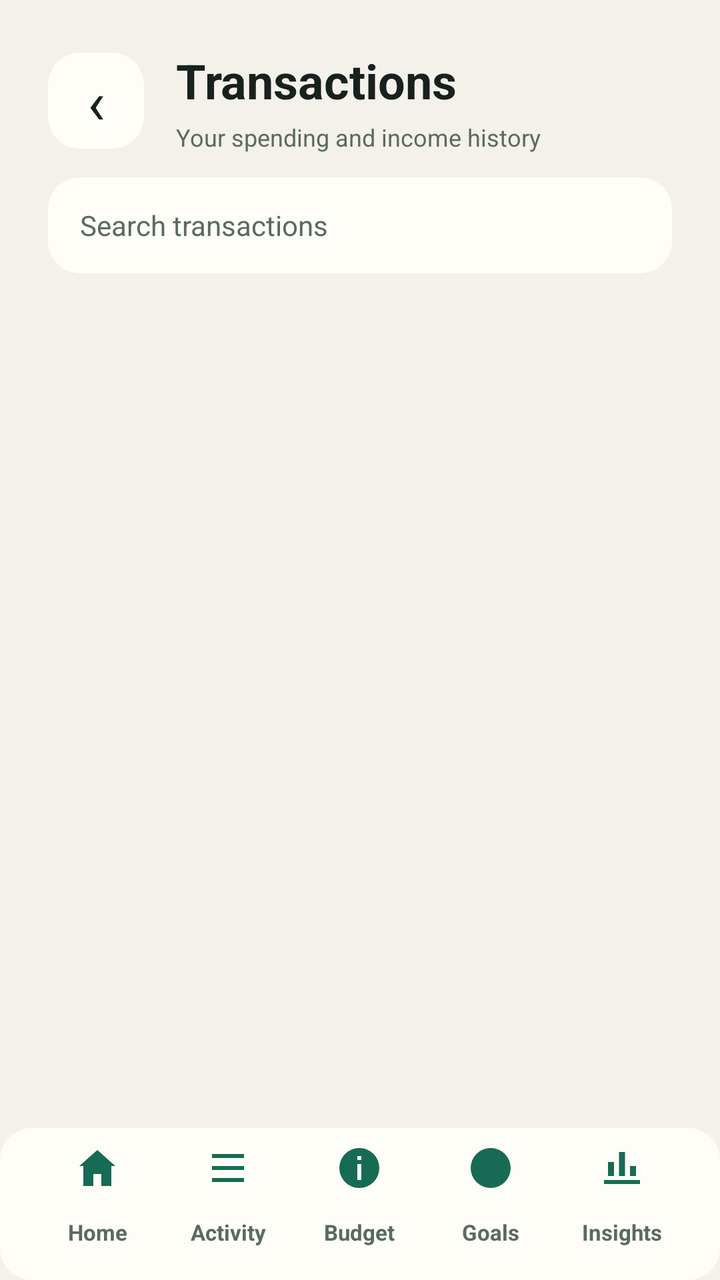
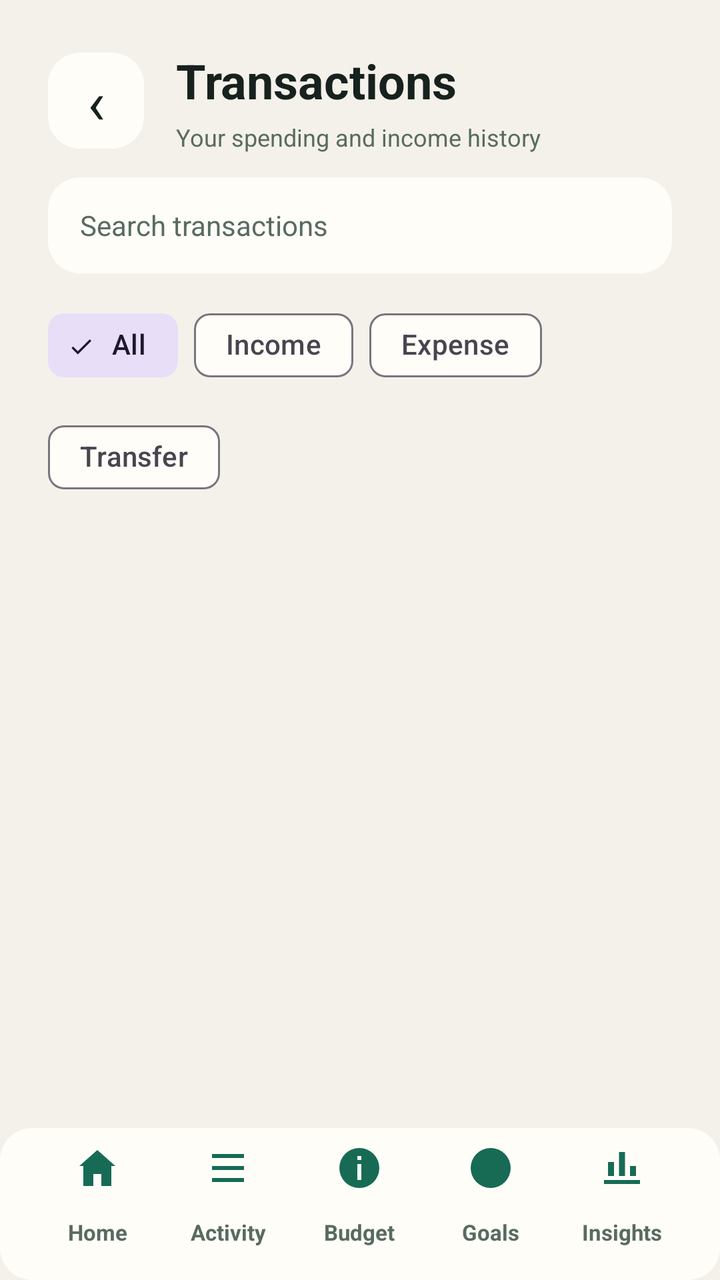

The first picture is an Android layout as it rendered before a commit; the second is the same layout after the commit. The layout source and the unified diff follow.
<!-- AndroidManifest.xml: application theme Theme.App -->
<!-- res/layout/activity_transactions.xml -->
<?xml version="1.0" encoding="utf-8"?>
<LinearLayout xmlns:android="http://schemas.android.com/apk/res/android" android:layout_width="match_parent" android:layout_height="match_parent" android:background="@color/lumen_background" android:fitsSystemWindows="true" android:orientation="vertical">
    <LinearLayout android:layout_width="match_parent" android:layout_height="wrap_content" android:orientation="horizontal" android:gravity="center_vertical" android:paddingStart="@dimen/screen_h_padding" android:paddingEnd="@dimen/screen_h_padding" android:paddingTop="@dimen/space_24" android:paddingBottom="@dimen/space_12">
        <TextView android:id="@+id/transactions_back" android:layout_width="48dp" android:layout_height="48dp" android:background="@drawable/action_tile_background" android:contentDescription="@string/back" android:gravity="center" android:text="‹" android:textSize="@dimen/text_30" android:textColor="@color/lumen_ink" />
        <LinearLayout android:layout_width="0dp" android:layout_height="wrap_content" android:layout_weight="1" android:orientation="vertical" android:layout_marginStart="@dimen/space_16">
            <TextView android:layout_width="wrap_content" android:layout_height="wrap_content" android:text="@string/activity_title" android:textColor="@color/lumen_ink" android:textSize="@dimen/text_24" android:textStyle="bold" />
            <TextView android:layout_width="wrap_content" android:layout_height="wrap_content" android:layout_marginTop="@dimen/space_4" android:text="@string/activity_subtitle" android:textColor="@color/lumen_muted" android:textSize="@dimen/text_12" />
        </LinearLayout>
    </LinearLayout>
    <LinearLayout android:layout_width="match_parent" android:layout_height="wrap_content" android:orientation="vertical" android:paddingStart="@dimen/screen_h_padding" android:paddingEnd="@dimen/screen_h_padding" android:paddingBottom="@dimen/space_16">
        <EditText android:id="@+id/transaction_search" android:layout_width="match_parent" android:layout_height="48dp" android:background="@drawable/search_field_background" android:hint="@string/search_transactions" android:inputType="text" android:paddingStart="@dimen/space_16" android:paddingEnd="@dimen/space_16" android:singleLine="true" android:textColor="@color/lumen_ink" android:textColorHint="@color/lumen_muted" android:textSize="@dimen/text_14" />
    </LinearLayout>
    <LinearLayout android:layout_width="match_parent" android:layout_height="0dp" android:layout_weight="1" android:orientation="vertical" android:paddingStart="@dimen/screen_h_padding" android:paddingEnd="@dimen/screen_h_padding" android:paddingBottom="@dimen/space_8">
        <TextView android:id="@+id/transaction_empty" android:layout_width="match_parent" android:layout_height="wrap_content" android:background="@drawable/action_tile_background" android:padding="@dimen/space_24" android:text="@string/empty_transactions" android:textColor="@color/lumen_muted" android:textSize="@dimen/text_14" android:visibility="gone" />
        <androidx.recyclerview.widget.RecyclerView android:id="@+id/transaction_list" android:layout_width="match_parent" android:layout_height="match_parent" android:clipToPadding="false" android:paddingBottom="@dimen/space_12" />
    </LinearLayout>
    <include layout="@layout/view_bottom_navigation" />
</LinearLayout>
<!-- res/layout/view_bottom_navigation.xml (included above) -->
<?xml version="1.0" encoding="utf-8"?>
<LinearLayout xmlns:android="http://schemas.android.com/apk/res/android"
    android:id="@+id/bottom_navigation"
    android:layout_width="match_parent" android:layout_height="76dp"
    android:background="@drawable/balance_surface_background"
    android:elevation="0dp" android:gravity="center" android:orientation="horizontal"
    android:paddingStart="@dimen/space_16" android:paddingEnd="@dimen/space_16">
    <TextView android:id="@+id/nav_home" style="@style/BottomNavigationItem" android:drawableTop="@drawable/ic_nav_home" android:background="@drawable/nav_item_background" android:contentDescription="@string/nav_home_description" android:text="@string/home" />
    <TextView android:id="@+id/nav_activity" style="@style/BottomNavigationItem" android:drawableTop="@drawable/ic_nav_activity" android:background="@drawable/nav_item_background" android:contentDescription="@string/nav_activity_description" android:text="@string/activity" />
    <TextView android:id="@+id/nav_budget" style="@style/BottomNavigationItem" android:drawableTop="@drawable/ic_nav_budget" android:background="@drawable/nav_item_background" android:contentDescription="@string/nav_budget_description" android:text="@string/budget" />
    <TextView android:id="@+id/nav_goals" style="@style/BottomNavigationItem" android:drawableTop="@drawable/ic_nav_goals" android:background="@drawable/nav_item_background" android:contentDescription="@string/nav_goals_description" android:text="@string/goals" />
    <TextView android:id="@+id/nav_insights" style="@style/BottomNavigationItem" android:drawableTop="@drawable/ic_nav_insights" android:background="@drawable/nav_item_background" android:contentDescription="@string/nav_insights_description" android:text="@string/insights" />
</LinearLayout>
<!-- resources referenced by this layout -->
<resources>
  <color name="lumen_background">#F4F1EA</color>
  <color name="lumen_ink">#17211D</color>
  <color name="lumen_muted">#596B60</color>
  <dimen name="screen_h_padding">24dp</dimen>
  <dimen name="space_12">12dp</dimen>
  <dimen name="space_16">16dp</dimen>
  <dimen name="space_24">24dp</dimen>
  <dimen name="space_4">4dp</dimen>
  <dimen name="space_8">8dp</dimen>
  <dimen name="text_12">12sp</dimen>
  <dimen name="text_14">14sp</dimen>
  <dimen name="text_24">24sp</dimen>
  <dimen name="text_30">30sp</dimen>
  <!-- drawable action_tile_background (drawable) -->
  <?xml version="1.0" encoding="utf-8"?>
  <shape xmlns:android="http://schemas.android.com/apk/res/android">
      <solid android:color="@color/lumen_surface" />
      <corners android:radius="@dimen/card_radius" />
  </shape>
  <!-- drawable balance_surface_background (drawable) -->
  <?xml version="1.0" encoding="utf-8"?>
  <shape xmlns:android="http://schemas.android.com/apk/res/android" android:shape="rectangle">
      <solid android:color="@color/lumen_surface" />
      <corners android:radius="@dimen/card_radius" />
  </shape>
  <!-- drawable ic_nav_home (drawable) -->
  <?xml version="1.0" encoding="utf-8"?>
  <vector xmlns:android="http://schemas.android.com/apk/res/android" android:width="24dp" android:height="24dp" android:viewportWidth="24" android:viewportHeight="24">
      <path android:fillColor="@color/lumen_accent" android:pathData="M12,3L3,11h2v10h5v-6h4v6h5V11h2z" />
  </vector>
  <!-- drawable nav_item_background (drawable) -->
  <?xml version="1.0" encoding="utf-8"?>
  <selector xmlns:android="http://schemas.android.com/apk/res/android">
      <item android:state_selected="true" android:drawable="@drawable/nav_item_selected" />
      <item android:drawable="@drawable/nav_item_unselected" />
  </selector>
  <!-- drawable search_field_background (drawable) -->
  <?xml version="1.0" encoding="utf-8"?>
  <shape xmlns:android="http://schemas.android.com/apk/res/android">
      <solid android:color="@color/lumen_surface" />
      <corners android:radius="@dimen/control_radius" />
  </shape>
  <string name="activity">Activity</string>
  <string name="activity_subtitle">Your spending and income history</string>
  <string name="activity_title">Transactions</string>
  <string name="back">Back</string>
  <string name="budget">Budget</string>
  <string name="empty_transactions">No transactions found.</string>
  <string name="goals">Goals</string>
  <string name="home">Home</string>
  <string name="insights">Insights</string>
  <string name="nav_activity_description">Open activity</string>
  <string name="nav_budget_description">Open budget</string>
  <string name="nav_goals_description">Open goals</string>
  <string name="nav_home_description">Open dashboard</string>
  <string name="nav_insights_description">Open insights</string>
  <string name="search_transactions">Search transactions</string>
  <color name="lumen_surface">#FFFDF8</color>
  <dimen name="card_radius">16dp</dimen>
  <color name="lumen_accent">#176B55</color>
  <!-- drawable nav_item_selected (drawable) -->
  <?xml version="1.0" encoding="utf-8"?>
  <shape xmlns:android="http://schemas.android.com/apk/res/android">
      <solid android:color="@color/lumen_accent" />
      <corners android:radius="@dimen/card_radius" />
  </shape>
  <!-- drawable nav_item_unselected (drawable) -->
  <?xml version="1.0" encoding="utf-8"?>
  <shape xmlns:android="http://schemas.android.com/apk/res/android">
      <solid android:color="@android:color/transparent" />
      <corners android:radius="@dimen/card_radius" />
  </shape>
  <dimen name="control_radius">@dimen/card_radius</dimen>
  <color name="on_primary">#FFFFFF</color>
  <!-- unchanged entries left out for length: 7 -->
</resources>

<!-- the commit's change to res/layout/activity_transactions.xml (unified diff, before → after) -->
@@ -1,5 +1,5 @@
 <?xml version="1.0" encoding="utf-8"?>
-<LinearLayout xmlns:android="http://schemas.android.com/apk/res/android" android:layout_width="match_parent" android:layout_height="match_parent" android:background="@color/lumen_background" android:fitsSystemWindows="true" android:orientation="vertical">
+<LinearLayout xmlns:android="http://schemas.android.com/apk/res/android" xmlns:app="http://schemas.android.com/apk/res-auto" android:layout_width="match_parent" android:layout_height="match_parent" android:background="@color/lumen_background" android:fitsSystemWindows="true" android:orientation="vertical">
     <LinearLayout android:layout_width="match_parent" android:layout_height="wrap_content" android:orientation="horizontal" android:gravity="center_vertical" android:paddingStart="@dimen/screen_h_padding" android:paddingEnd="@dimen/screen_h_padding" android:paddingTop="@dimen/space_24" android:paddingBottom="@dimen/space_12">
         <TextView android:id="@+id/transactions_back" android:layout_width="48dp" android:layout_height="48dp" android:background="@drawable/action_tile_background" android:contentDescription="@string/back" android:gravity="center" android:text="‹" android:textSize="@dimen/text_30" android:textColor="@color/lumen_ink" />
         <LinearLayout android:layout_width="0dp" android:layout_height="wrap_content" android:layout_weight="1" android:orientation="vertical" android:layout_marginStart="@dimen/space_16">
@@ -9,6 +9,12 @@
     </LinearLayout>
     <LinearLayout android:layout_width="match_parent" android:layout_height="wrap_content" android:orientation="vertical" android:paddingStart="@dimen/screen_h_padding" android:paddingEnd="@dimen/screen_h_padding" android:paddingBottom="@dimen/space_16">
         <EditText android:id="@+id/transaction_search" android:layout_width="match_parent" android:layout_height="48dp" android:background="@drawable/search_field_background" android:hint="@string/search_transactions" android:inputType="text" android:paddingStart="@dimen/space_16" android:paddingEnd="@dimen/space_16" android:singleLine="true" android:textColor="@color/lumen_ink" android:textColorHint="@color/lumen_muted" android:textSize="@dimen/text_14" />
+        <com.google.android.material.chip.ChipGroup android:id="@+id/transaction_filters" android:layout_width="match_parent" android:layout_height="wrap_content" android:layout_marginTop="@dimen/space_12" app:singleSelection="true" app:selectionRequired="true">
+            <com.google.android.material.chip.Chip android:id="@+id/filter_all" style="@style/Widget.Material3.Chip.Filter" android:layout_width="wrap_content" android:layout_height="wrap_content" android:checked="true" android:text="@string/filter_all" />
+            <com.google.android.material.chip.Chip android:id="@+id/filter_income" style="@style/Widget.Material3.Chip.Filter" android:layout_width="wrap_content" android:layout_height="wrap_content" android:text="@string/filter_income" />
+            <com.google.android.material.chip.Chip android:id="@+id/filter_expense" style="@style/Widget.Material3.Chip.Filter" android:layout_width="wrap_content" android:layout_height="wrap_content" android:text="@string/filter_expense" />
+            <com.google.android.material.chip.Chip android:id="@+id/filter_transfer" style="@style/Widget.Material3.Chip.Filter" android:layout_width="wrap_content" android:layout_height="wrap_content" android:text="@string/filter_transfer" />
+        </com.google.android.material.chip.ChipGroup>
     </LinearLayout>
     <LinearLayout android:layout_width="match_parent" android:layout_height="0dp" android:layout_weight="1" android:orientation="vertical" android:paddingStart="@dimen/screen_h_padding" android:paddingEnd="@dimen/screen_h_padding" android:paddingBottom="@dimen/space_8">
         <TextView android:id="@+id/transaction_empty" android:layout_width="match_parent" android:layout_height="wrap_content" android:background="@drawable/action_tile_background" android:padding="@dimen/space_24" android:text="@string/empty_transactions" android:textColor="@color/lumen_muted" android:textSize="@dimen/text_14" android:visibility="gone" />
<!-- resource entries referenced after the edit -->
@@ -48,6 +48,10 @@
   <string name="back">Back</string>
   <string name="budget">Budget</string>
   <string name="empty_transactions">No transactions found.</string>
+  <string name="filter_all">All</string>
+  <string name="filter_expense">Expense</string>
+  <string name="filter_income">Income</string>
+  <string name="filter_transfer">Transfer</string>
   <string name="goals">Goals</string>
   <string name="home">Home</string>
   <string name="insights">Insights</string>
